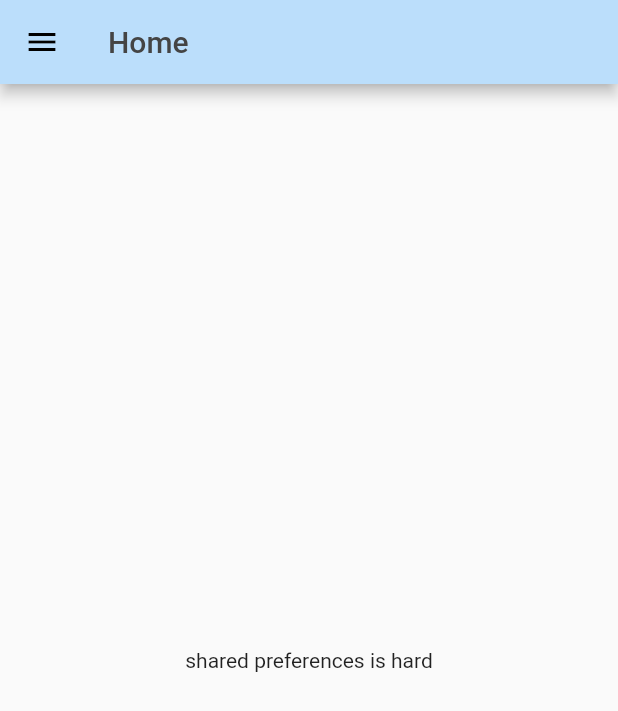
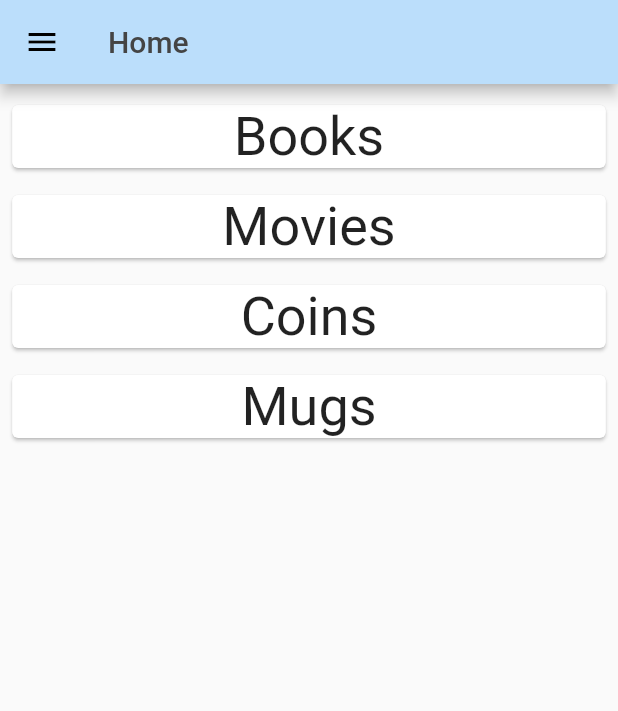
Before and after one commit to tgamlem/PakRat, a Flutter app: the screen it shows after launch, on a phone screen of 412 x 824 dp. Shown: the top 711 px of the screen. Run offline on Flutter 3.47's test engine with Material 2 defaults, Android fonts, the phone set to English and light mode, and no system bars; our stand-ins replace cloud_firestore, firebase_auth, firebase_core, hexcolor, shared_preferences; accounts and stored records are empty.

```diff
--- a/lib/main.dart
+++ b/lib/main.dart
@@ -1,8 +1,10 @@
 import 'package:PakRat/widgets/sideMenu.dart';
+import 'package:PakRat/paks.dart';
 import 'package:flutter/material.dart';
 import 'package:firebase_core/firebase_core.dart';
 import 'package:hexcolor/hexcolor.dart';
 import 'package:shared_preferences/shared_preferences.dart';
+
 
 void main() => runApp(App());
 
@@ -13,7 +15,6 @@ class App extends StatefulWidget {
 class _AppState extends State<App> {
   bool _initialized = false;
   bool _error = false;
-
   void initializeFlutterFire() async {
     try {
       // Wait for Firebase to initialize and set `_initialized` state to true
@@ -47,16 +48,50 @@ class _AppState extends State<App> {
 }
 
 class HomePage extends StatelessWidget {
+  List<String> _paks = ["Books", "Movies", "Coins", "Mugs"];
   @override
   Widget build(BuildContext context) {
     return Scaffold(
-        drawer: SideMenu(),
-        appBar: AppBar(
-          title: Text('Home', style: TextStyle(color: HexColor("444444"))),
+      drawer: SideMenu(),
+      appBar: AppBar(
+        title: Text('Home', style: TextStyle(color: HexColor("444444"))),
+      ),
+      body: ListView.separated(
+        padding: EdgeInsets.symmetric(
+          horizontal: MediaQuery.of(context).size.width * .01,
+          vertical: 10,
         ),
-        body: Center(
-          child: Text("shared preferences is hard"),
-        ));
+        itemCount: (_paks.length),
+        itemBuilder: (context, index) {
+          String pak = _paks[index];
+          return GestureDetector(
+            child: Card(
+              child: Center(
+                child: Row(
+                  mainAxisAlignment: MainAxisAlignment.center,
+                  children: [
+                    Text(pak, style: TextStyle(fontSize: 36)),
+                  ],
+                ),
+              ),
+            ),
+            onTap: () {
+              // showDialog(
+              //     context: context,
+              //     builder: (context) {
+              //       return AlertDialog(
+              //         title: Text(pak),
+              //       );
+              //     });
+              navigateToPaks(context);
+            },
+          );
+        },
+        separatorBuilder: (context, index) {
+          return Container(height: 10, width: 0);
+        },
+      ),
+    );
   }
 }
 
@@ -66,3 +101,7 @@ Future<String> getUID() async {
   print(id);
   return id;
 }
+
+Future navigateToPaks(context) async {
+  Navigator.push(context, MaterialPageRoute(builder: (context) => Paks()));
+}
--- a/pubspec.yaml
+++ b/pubspec.yaml
@@ -33,6 +33,7 @@ dependencies:
   cupertino_icons: ^0.1.3
   hexcolor: ^2.0.2
   shared_preferences: ^2.0.5
+  google_fonts: ^2.0.0
 
 dev_dependencies:
   flutter_test:
```
Also changed, not shown: lib/paks.dart (+114 -29 lines), lib/widgets/pakModal.dart (added, +7 -0 lines), img/PakRat_Black.png (added), img/Pakrat_White.png (added), pubspec.lock.
